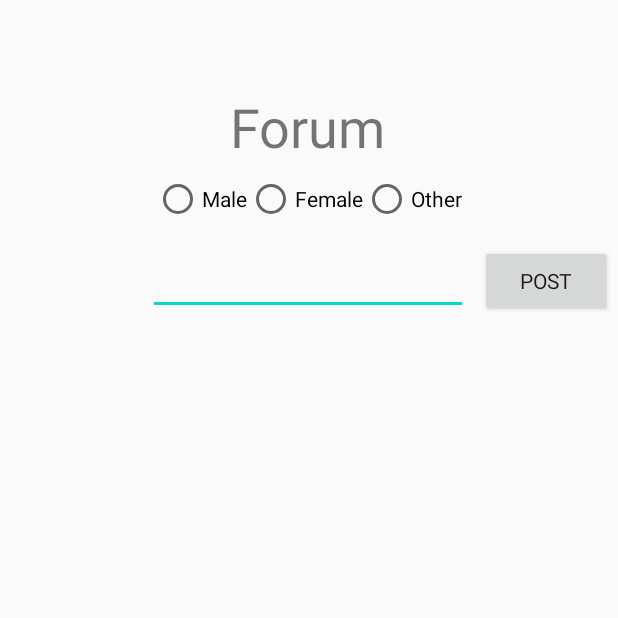
After one commit to GustafTysk/CoronaKanditaten2020, an Android app: the fragment ForumFragment shown on its own in the app's theme, on a phone screen of 412 x 824 dp, the top half of it. The commit adds this screen. Run offline under Robolectric (Android 15) with nearby library versions, the phone set to English and light mode, and no system bars.

Commit message:
Börjat på forum

```diff
--- /dev/null
+++ b/app/src/main/java/com/example/coronakanditaten2020/ForumFragment.java
@@ -0,0 +1,46 @@
+package com.example.coronakanditaten2020;
+
+import android.os.Bundle;
+import android.view.LayoutInflater;
+import android.view.View;
+import android.view.ViewGroup;
+import android.widget.Button;
+import android.widget.EditText;
+import android.widget.TextView;
+import android.widget.Toast;
+
+import androidx.annotation.NonNull;
+import androidx.annotation.Nullable;
+import androidx.fragment.app.Fragment;
+
+public class ForumFragment extends Fragment implements View.OnClickListener {
+
+    public Button postMessage;
+    public EditText messageInput;
+    public TextView messageShow;
+
+    @Nullable
+    @Override
+    public View onCreateView(@NonNull LayoutInflater inflater, @Nullable ViewGroup container, @Nullable Bundle savedInstanceState) {
+        View view = inflater.inflate(R.layout.fragment_forum, container, false);
+        postMessage = (Button) view.findViewById(R.id.postMessage);
+        // postMessage.setVisibility(View.GONE);
+        postMessage.setOnClickListener(this);
+        messageInput = (EditText) view.findViewById(R.id.messageInput);
+        messageShow = (TextView) view.findViewById(R.id.messageShow);
+
+        return view;
+    }
+
+    @Override
+    public void onClick(View v) {
+        switch (v.getId()){
+
+            case R.id.postMessage:
+                String message = messageInput.getText().toString();
+                // messageShow.setText(message);
+                messageShow.append(message + "\n");
+                break;
+        }
+    }
+}
--- a/app/src/main/java/com/example/coronakanditaten2020/MainActivity.java
+++ b/app/src/main/java/com/example/coronakanditaten2020/MainActivity.java
@@ -44,6 +44,7 @@ public class MainActivity extends AppCompatActivity implements View.OnClickListe
         adapter.addFragment(new HeatmapFragment(), "Heatmap");                  // 2
         adapter.addFragment(new ReportSymptomsFragment(), "Report Symptoms");   // 3
         adapter.addFragment(new ReportLocationFragment(), "Report Location");   // 4
+        adapter.addFragment(new ForumFragment(), "Forum");                      // 5
         viewPager.setAdapter(adapter);
     }
 
--- /dev/null
+++ b/app/src/main/res/layout/fragment_forum.xml
@@ -0,0 +1,85 @@
+<?xml version="1.0" encoding="utf-8"?>
+<androidx.constraintlayout.widget.ConstraintLayout
+    xmlns:android="http://schemas.android.com/apk/res/android"
+    xmlns:app="http://schemas.android.com/apk/res-auto"
+    xmlns:tools="http://schemas.android.com/tools"
+    android:layout_width="match_parent"
+    android:layout_height="match_parent">
+
+    <RadioGroup
+        android:id="@+id/radioGroupGender"
+        android:layout_width="wrap_content"
+        android:layout_height="wrap_content"
+        android:layout_marginTop="8dp"
+        android:orientation="horizontal"
+        app:layout_constraintEnd_toEndOf="@+id/textView"
+        app:layout_constraintStart_toStartOf="@+id/textView"
+        app:layout_constraintTop_toBottomOf="@+id/textView">
+
+        <RadioButton
+            android:id="@+id/radio_male"
+            android:layout_width="match_parent"
+            android:layout_height="match_parent"
+            android:onClick="onRadioButtonClicked"
+            android:text="Male" />
+
+        <RadioButton
+            android:id="@+id/radio_female"
+            android:layout_width="match_parent"
+            android:layout_height="match_parent"
+            android:onClick="onRadioButtonClicked"
+            android:text="Female" />
+
+        <RadioButton
+            android:id="@+id/radio_other"
+            android:layout_width="match_parent"
+            android:layout_height="match_parent"
+            android:onClick="onRadioButtonClicked"
+            android:text="Other" />
+    </RadioGroup>
+
+    <TextView
+        android:id="@+id/textView"
+        android:layout_width="wrap_content"
+        android:layout_height="wrap_content"
+        android:layout_marginTop="60dp"
+        android:text="Forum"
+        android:textSize="36sp"
+        app:layout_constraintEnd_toEndOf="parent"
+        app:layout_constraintHorizontal_bias="0.498"
+        app:layout_constraintStart_toStartOf="parent"
+        app:layout_constraintTop_toTopOf="parent" />
+
+    <EditText
+        android:id="@+id/messageInput"
+        android:layout_width="wrap_content"
+        android:layout_height="wrap_content"
+        android:layout_marginTop="16dp"
+        android:ems="10"
+        android:gravity="start|top"
+        android:inputType="textMultiLine"
+        app:layout_constraintEnd_toEndOf="@+id/radioGroupGender"
+        app:layout_constraintStart_toStartOf="@+id/radioGroupGender"
+        app:layout_constraintTop_toBottomOf="@+id/radioGroupGender" />
+
+    <TextView
+        android:id="@+id/messageShow"
+        android:layout_width="wrap_content"
+        android:layout_height="wrap_content"
+        android:layout_marginTop="16dp"
+        app:layout_constraintEnd_toEndOf="@+id/messageInput"
+        app:layout_constraintStart_toStartOf="@+id/messageInput"
+        app:layout_constraintTop_toBottomOf="@+id/messageInput" />
+
+    <Button
+        android:id="@+id/postMessage"
+        android:layout_width="wrap_content"
+        android:layout_height="wrap_content"
+        android:layout_marginStart="8dp"
+        android:fontFamily="sans-serif"
+        android:text="Post"
+        app:layout_constraintBottom_toBottomOf="@+id/messageInput"
+        app:layout_constraintStart_toEndOf="@+id/messageInput"
+        app:layout_constraintTop_toTopOf="@+id/messageInput" />
+
+</androidx.constraintlayout.widget.ConstraintLayout>
```
